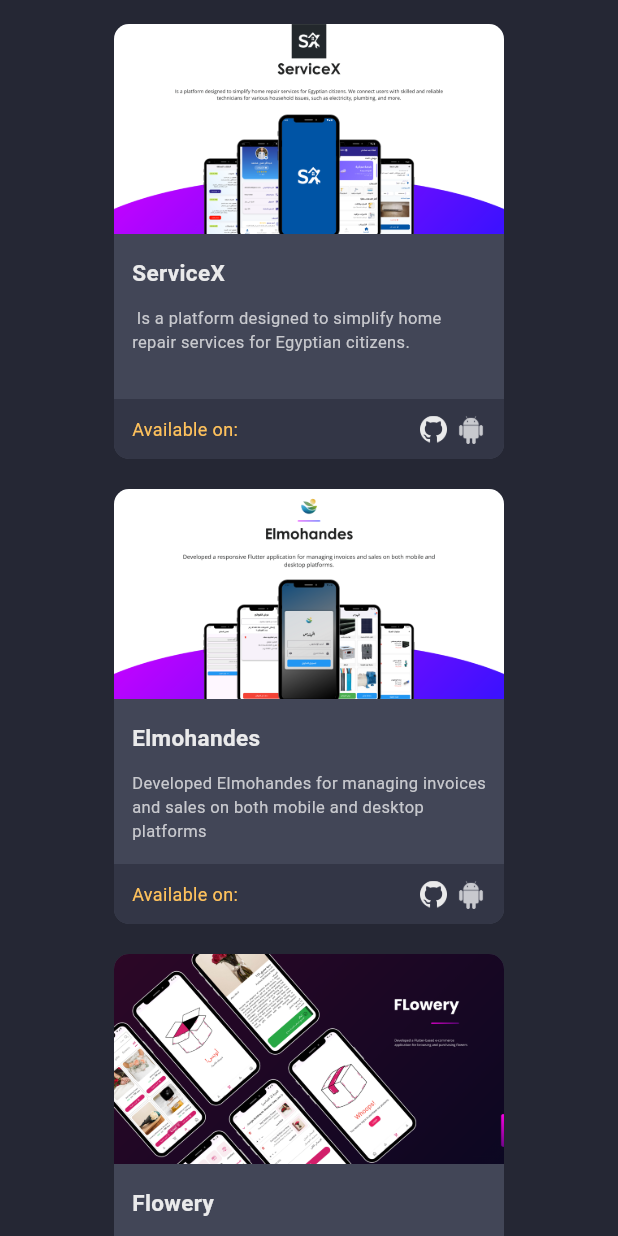
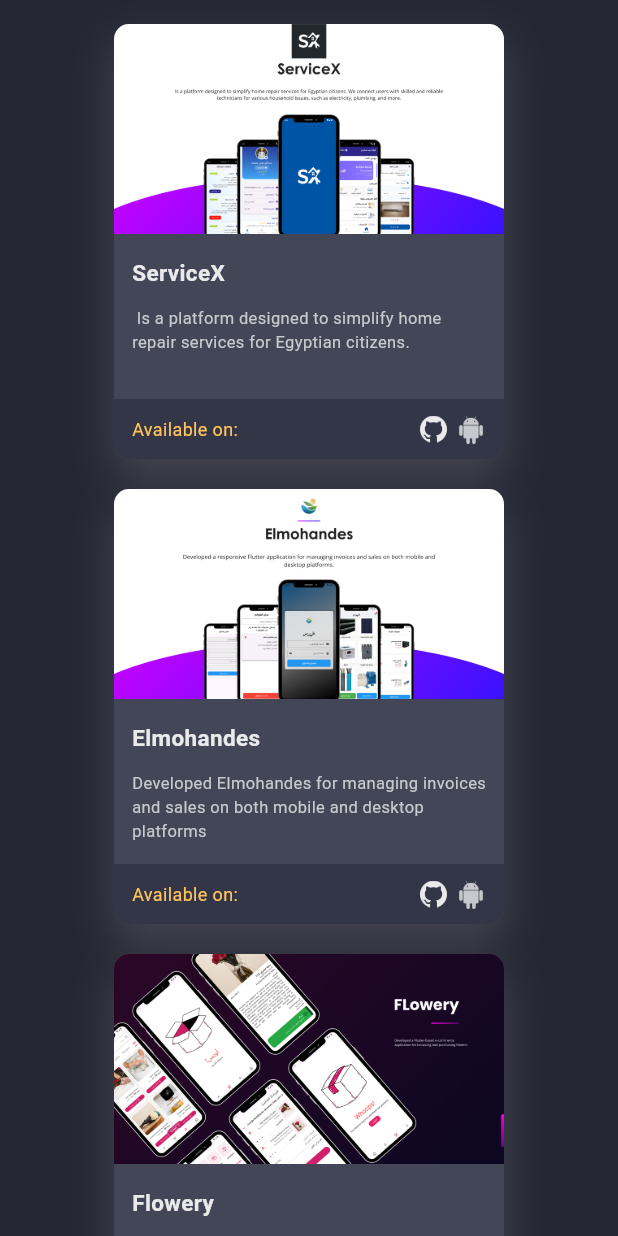
Before and after one commit to AhmedRasmy1/my_portfolio, a Flutter app: the screen it shows after launch, scrolled down 1728 dp, on a phone screen of 412 x 824 dp. Run offline on Flutter 3.47's test engine with Material 3 defaults, Android fonts, the phone set to English and light mode, and no system bars.

Commit message:
Refactor ProjectCardWidget to use StatefulWidget with animations for improved user experience

```diff
--- a/lib/widgets/project_card_widget.dart
+++ b/lib/widgets/project_card_widget.dart
@@ -1,39 +1,86 @@
 import 'dart:developer';
-
 import 'package:flutter/material.dart';
 import 'package:my_portfolio/constants/colors.dart';
 import 'package:my_portfolio/utils/project_utils.dart';
 import 'package:url_launcher/url_launcher.dart';
 
-class ProjectCardWidget extends StatelessWidget {
+class ProjectCardWidget extends StatefulWidget {
   const ProjectCardWidget({required this.project, super.key});
-
   final ProjectUtils project;
 
   @override
+  State<ProjectCardWidget> createState() => _ProjectCardWidgetState();
+}
+
+class _ProjectCardWidgetState extends State<ProjectCardWidget>
+    with SingleTickerProviderStateMixin {
+  late AnimationController _controller;
+  late Animation<double> _scaleAnimation;
+  late Animation<double> _fadeAnimation;
+
+  @override
+  void initState() {
+    super.initState();
+    _controller = AnimationController(
+      duration: const Duration(milliseconds: 900),
+      vsync: this,
+    );
+    _scaleAnimation = CurvedAnimation(
+      parent: _controller,
+      curve: Curves.elasticOut,
+    );
+    _fadeAnimation = CurvedAnimation(parent: _controller, curve: Curves.easeIn);
+    _controller.forward();
+  }
+
+  @override
+  void dispose() {
+    _controller.dispose();
+    super.dispose();
+  }
+
+  @override
   Widget build(BuildContext context) {
-    return Container(
+    return AnimatedBuilder(
+      animation: _controller,
+      builder: (context, child) {
+        return Opacity(
+          opacity: _fadeAnimation.value,
+          child: Transform.scale(scale: _scaleAnimation.value, child: child),
+        );
+      },
+      child: Container(
         clipBehavior: Clip.antiAlias,
         height: 290,
         width: 260,
         decoration: BoxDecoration(
           borderRadius: BorderRadius.circular(10),
           color: CustomColor.bgLight2,
+          boxShadow: [
+            BoxShadow(
+              color: CustomColor.whiteSecondary.withOpacity(0.19),
+              blurRadius: 24,
+              offset: const Offset(0, 12),
+            ),
+          ],
         ),
         child: Column(
           crossAxisAlignment: CrossAxisAlignment.start,
           mainAxisSize: MainAxisSize.min,
           children: [
-          Image.asset(
-            project.image,
+            Hero(
+              tag: widget.project.image,
+              child: Image.asset(
+                widget.project.image,
                 height: 140,
                 width: 260,
                 fit: BoxFit.cover,
               ),
+            ),
             Padding(
               padding: const EdgeInsets.fromLTRB(12, 15, 12, 12),
               child: Text(
-              project.title,
+                widget.project.title,
                 style: TextStyle(
                   fontSize: 15,
                   color: CustomColor.whitePrimary,
@@ -44,9 +91,9 @@ class ProjectCardWidget extends StatelessWidget {
             Padding(
               padding: const EdgeInsets.fromLTRB(12, 0, 12, 12),
               child: Text(
+                widget.project.subtitle,
                 maxLines: 3,
                 overflow: TextOverflow.ellipsis,
-              project.subtitle,
                 style: TextStyle(
                   fontSize: 11,
                   color: CustomColor.whiteSecondary,
@@ -54,10 +101,10 @@ class ProjectCardWidget extends StatelessWidget {
                 ),
               ),
             ),
-          Spacer(),
+            const Spacer(),
             Container(
               color: CustomColor.bgLight1,
-            padding: EdgeInsets.symmetric(horizontal: 12, vertical: 10),
+              padding: const EdgeInsets.symmetric(horizontal: 12, vertical: 10),
               child: Row(
                 children: [
                   Text(
@@ -68,10 +115,10 @@ class ProjectCardWidget extends StatelessWidget {
                       fontWeight: FontWeight.w400,
                     ),
                   ),
-                Spacer(),
+                  const Spacer(),
                   InkWell(
                     onTap: () async {
-                    final uri = Uri.parse(project.githubLink);
+                      final uri = Uri.parse(widget.project.githubLink);
                       if (!await launchUrl(
                         uri,
                         mode: LaunchMode.platformDefault,
@@ -90,11 +137,11 @@ class ProjectCardWidget extends StatelessWidget {
                       ),
                     ),
                   ),
-                if (project.androidLink != null &&
-                    project.androidLink!.isNotEmpty)
+                  if (widget.project.androidLink != null &&
+                      widget.project.androidLink!.isNotEmpty)
                     InkWell(
                       onTap: () async {
-                      final uri = Uri.parse(project.androidLink!);
+                        final uri = Uri.parse(widget.project.androidLink!);
                         if (!await launchUrl(
                           uri,
                           mode: LaunchMode.externalApplication,
@@ -117,7 +164,8 @@ class ProjectCardWidget extends StatelessWidget {
                           context: context,
                           barrierDismissible: true,
                           barrierLabel: "Coming Soon",
-                        pageBuilder: (context, animation, secondaryAnimation) {
+                          pageBuilder:
+                              (context, animation, secondaryAnimation) {
                                 return const SizedBox.shrink();
                               },
                           transitionBuilder:
@@ -166,6 +214,7 @@ class ProjectCardWidget extends StatelessWidget {
             ),
           ],
         ),
+      ),
     );
   }
 }
```
Lines whose indentation alone changed are shown as unchanged.
